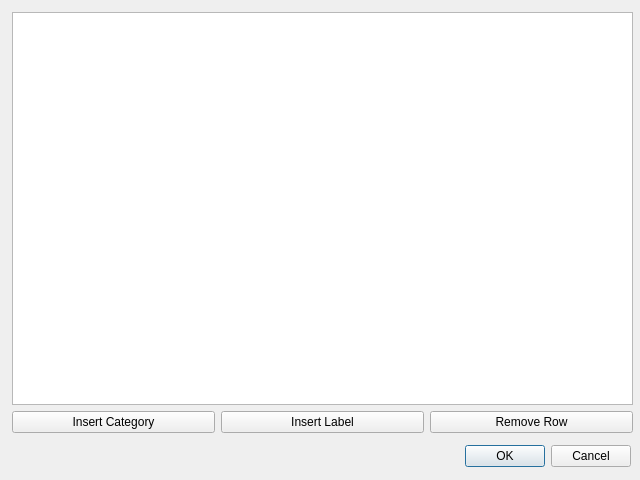
Qt form modules/app/dialogannotation.ui (smartsenselab/SSAT) before a commit.
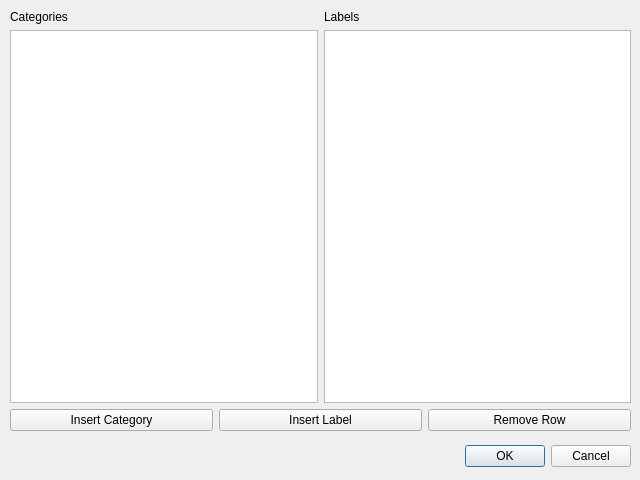
The same form after that commit.

Commit message: Removing TreeItem and TreeModel

Diff of the .ui file:
```diff
--- a/modules/app/dialogannotation.ui
+++ b/modules/app/dialogannotation.ui
@@ -32,17 +32,38 @@
   <widget class="QWidget" name="">
    <property name="geometry">
     <rect>
-     <x>12</x>
-     <y>12</y>
+     <x>10</x>
+     <y>10</y>
      <width>621</width>
      <height>421</height>
     </rect>
    </property>
-   <layout class="QVBoxLayout" name="verticalLayout">
-    <item>
-     <widget class="QTreeView" name="treeViewAttributes"/>
+   <layout class="QGridLayout" name="gridLayout_2">
+    <item row="0" column="0">
+     <layout class="QGridLayout" name="gridLayout">
+      <item row="0" column="0">
+       <widget class="QLabel" name="labelCategories">
+        <property name="text">
+         <string>Categories</string>
+        </property>
+       </widget>
+      </item>
+      <item row="0" column="1">
+       <widget class="QLabel" name="labelLabels">
+        <property name="text">
+         <string>Labels</string>
+        </property>
+       </widget>
+      </item>
+      <item row="1" column="0">
+       <widget class="QListView" name="listViewCategories"/>
+      </item>
+      <item row="1" column="1">
+       <widget class="QListView" name="listViewLabels"/>
+      </item>
+     </layout>
     </item>
-    <item>
+    <item row="1" column="0">
      <layout class="QHBoxLayout" name="horizontalLayout">
       <item>
        <widget class="QPushButton" name="pushButtonInsertCategory">
```
The commit also changes 6 other files.
